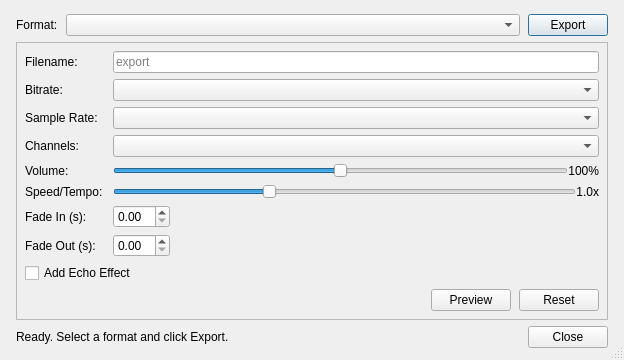
Above: src/audioexportdialog.ui from keshavbhatt/glate-ng before the change. Below: the same form after it.
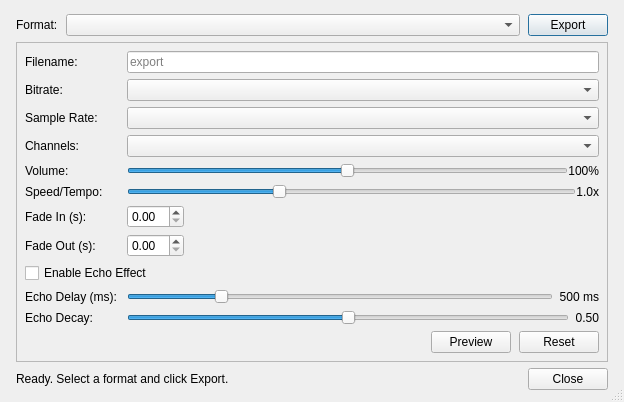
That is the form after the change.

Commit message: feat: add echo effect options to audio export dialog with adjustable delay and decay

Diff of the .ui file:
```diff
--- a/src/audioexportdialog.ui
+++ b/src/audioexportdialog.ui
@@ -297,11 +297,131 @@
       <item row="8" column="0" colspan="2">
        <widget class="QCheckBox" name="echoCheckBox">
         <property name="text">
-         <string>Add Echo Effect</string>
+         <string>Enable Echo Effect</string>
         </property>
        </widget>
       </item>
-      <item row="9" column="0" colspan="2">
+      <item row="9" column="0">
+       <widget class="QLabel" name="echoDelayLabel">
+        <property name="visible">
+         <bool>false</bool>
+        </property>
+        <property name="text">
+         <string>Echo Delay (ms):</string>
+        </property>
+       </widget>
+      </item>
+      <item row="9" column="1">
+       <widget class="QWidget" name="echoDelayWidget" native="true">
+        <property name="visible">
+         <bool>false</bool>
+        </property>
+        <layout class="QHBoxLayout" name="echoDelayRow">
+         <property name="leftMargin">
+          <number>0</number>
+         </property>
+         <property name="topMargin">
+          <number>0</number>
+         </property>
+         <property name="rightMargin">
+          <number>0</number>
+         </property>
+         <property name="bottomMargin">
+          <number>0</number>
+         </property>
+         <item>
+          <widget class="QSlider" name="echoDelaySlider">
+           <property name="minimum">
+            <number>100</number>
+           </property>
+           <property name="maximum">
+            <number>2000</number>
+           </property>
+           <property name="value">
+            <number>500</number>
+           </property>
+           <property name="orientation">
+            <enum>Qt::Orientation::Horizontal</enum>
+           </property>
+          </widget>
+         </item>
+         <item>
+          <widget class="QLabel" name="echoDelayValueLabel">
+           <property name="text">
+            <string>500 ms</string>
+           </property>
+           <property name="minimumWidth">
+            <number>52</number>
+           </property>
+           <property name="alignment">
+            <set>Qt::AlignmentFlag::AlignRight|Qt::AlignmentFlag::AlignVCenter</set>
+           </property>
+          </widget>
+         </item>
+        </layout>
+       </widget>
+      </item>
+      <item row="10" column="0">
+       <widget class="QLabel" name="echoDecayLabel">
+        <property name="visible">
+         <bool>false</bool>
+        </property>
+        <property name="text">
+         <string>Echo Decay:</string>
+        </property>
+       </widget>
+      </item>
+      <item row="10" column="1">
+       <widget class="QWidget" name="echoDecayWidget" native="true">
+        <property name="visible">
+         <bool>false</bool>
+        </property>
+        <layout class="QHBoxLayout" name="echoDecayRow">
+         <property name="leftMargin">
+          <number>0</number>
+         </property>
+         <property name="topMargin">
+          <number>0</number>
+         </property>
+         <property name="rightMargin">
+          <number>0</number>
+         </property>
+         <property name="bottomMargin">
+          <number>0</number>
+         </property>
+         <item>
+          <widget class="QSlider" name="echoDecaySlider">
+           <property name="minimum">
+            <number>10</number>
+           </property>
+           <property name="maximum">
+            <number>90</number>
+           </property>
+           <property name="value">
+            <number>50</number>
+           </property>
+           <property name="orientation">
+            <enum>Qt::Orientation::Horizontal</enum>
+           </property>
+          </widget>
+         </item>
+         <item>
+          <widget class="QLabel" name="echoDecayValueLabel">
+           <property name="text">
+            <string>0.50</string>
+           </property>
+           <property name="minimumWidth">
+            <number>42</number>
+           </property>
+           <property name="alignment">
+            <set>Qt::AlignmentFlag::AlignRight|Qt::AlignmentFlag::AlignVCenter</set>
+           </property>
+          </widget>
+         </item>
+        </layout>
+       </widget>
+      </item>
+      <item row="11" column="0" colspan="2">
        <layout class="QHBoxLayout" name="advancedActionsRow">
         <property name="spacing">
          <number>8</number>
```
The commit also changes 1 other file.
